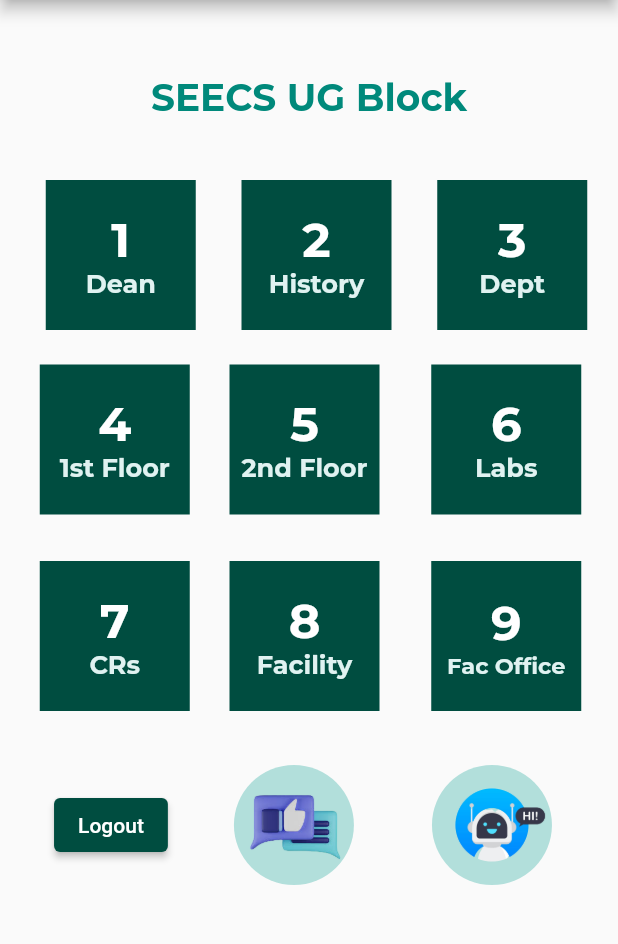
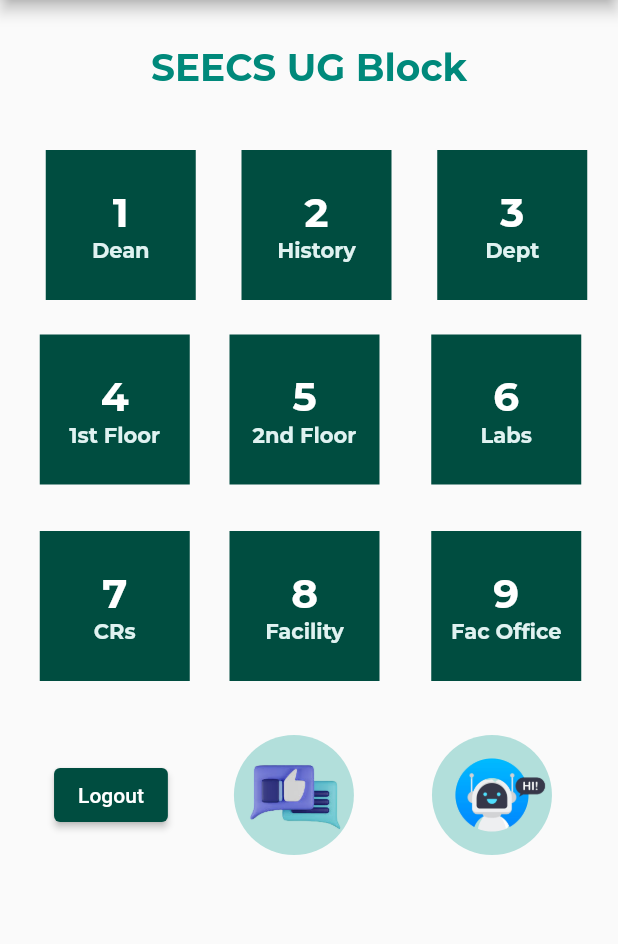
Before and after one commit to maryam-fatima/campus-mirador, a Flutter app: the ExploreMore screen opened directly, on a phone screen of 412 x 824 dp, the part 84-1028 px from its top. Run offline on Flutter 3.47's test engine with Material 2 defaults, Android fonts, the phone set to English and light mode, and no system bars; our stand-ins replace cloud_firestore, firebase_auth, firebase_core, font_awesome_flutter, google_fonts, google_sign_in and 2 more; missing offline and left inert: chat_gpt_sdk; accounts and stored records are empty.

Commit message:
the three new screens

```diff
--- a/lib/screens/exploreMore.dart
+++ b/lib/screens/exploreMore.dart
@@ -36,7 +36,7 @@ class _ExploreMoreState extends State<ExploreMore> {
                 child: Column(
                   children: [
                     SizedBox(
-                      height: 50,
+                      height: 30,
                     ),
                     Text(
                       'SEECS UG Block',
@@ -70,7 +70,7 @@ class _ExploreMoreState extends State<ExploreMore> {
                                   style: GoogleFonts.montserrat(
                                       textStyle: TextStyle(
                                           fontWeight: FontWeight.w700,
-                                          fontSize: 32,
+                                          fontSize: 27,
                                           color: Colors.white)),
                                 ),
                                 Text(
@@ -78,7 +78,7 @@ class _ExploreMoreState extends State<ExploreMore> {
                                   style: GoogleFonts.montserrat(
                                       textStyle: TextStyle(
                                           fontWeight: FontWeight.w700,
-                                          fontSize: 17,
+                                          fontSize: 14,
                                           color: Colors.teal.shade50)),
                                 )
                               ],
@@ -103,7 +103,7 @@ class _ExploreMoreState extends State<ExploreMore> {
                                   style: GoogleFonts.montserrat(
                                       textStyle: TextStyle(
                                           fontWeight: FontWeight.w700,
-                                          fontSize: 32,
+                                          fontSize: 27,
                                           color: Colors.white)),
                                 ),
                                 Text(
@@ -111,7 +111,7 @@ class _ExploreMoreState extends State<ExploreMore> {
                                   style: GoogleFonts.montserrat(
                                       textStyle: TextStyle(
                                           fontWeight: FontWeight.w700,
-                                          fontSize: 17,
+                                          fontSize: 14,
                                           color: Colors.teal.shade50)),
                                 )
                               ],
@@ -136,7 +136,7 @@ class _ExploreMoreState extends State<ExploreMore> {
                                   style: GoogleFonts.montserrat(
                                       textStyle: TextStyle(
                                           fontWeight: FontWeight.w700,
-                                          fontSize: 32,
+                                          fontSize: 27,
                                           color: Colors.white)),
                                 ),
                                 Text(
@@ -144,7 +144,7 @@ class _ExploreMoreState extends State<ExploreMore> {
                                   style: GoogleFonts.montserrat(
                                       textStyle: TextStyle(
                                           fontWeight: FontWeight.w700,
-                                          fontSize: 17,
+                                          fontSize: 14,
                                           color: Colors.teal.shade50)),
                                 )
                               ],
@@ -177,7 +177,7 @@ class _ExploreMoreState extends State<ExploreMore> {
                                   style: GoogleFonts.montserrat(
                                       textStyle: TextStyle(
                                           fontWeight: FontWeight.w700,
-                                          fontSize: 32,
+                                          fontSize: 27,
                                           color: Colors.white)),
                                 ),
                                 Text(
@@ -185,7 +185,7 @@ class _ExploreMoreState extends State<ExploreMore> {
                                   style: GoogleFonts.montserrat(
                                       textStyle: TextStyle(
                                           fontWeight: FontWeight.w700,
-                                          fontSize: 17,
+                                          fontSize: 14,
                                           color: Colors.teal.shade50)),
                                 )
                               ],
@@ -210,7 +210,7 @@ class _ExploreMoreState extends State<ExploreMore> {
                                   style: GoogleFonts.montserrat(
                                       textStyle: TextStyle(
                                           fontWeight: FontWeight.w700,
-                                          fontSize: 32,
+                                          fontSize: 27,
                                           color: Colors.white)),
                                 ),
                                 Text(
@@ -218,7 +218,7 @@ class _ExploreMoreState extends State<ExploreMore> {
                                   style: GoogleFonts.montserrat(
                                       textStyle: TextStyle(
                                           fontWeight: FontWeight.w700,
-                                          fontSize: 17,
+                                          fontSize: 14,
                                           color: Colors.teal.shade50)),
                                 )
                               ],
@@ -243,7 +243,7 @@ class _ExploreMoreState extends State<ExploreMore> {
                                   style: GoogleFonts.montserrat(
                                       textStyle: TextStyle(
                                           fontWeight: FontWeight.w700,
-                                          fontSize: 32,
+                                          fontSize: 27,
                                           color: Colors.white)),
                                 ),
                                 Text(
@@ -251,7 +251,7 @@ class _ExploreMoreState extends State<ExploreMore> {
                                   style: GoogleFonts.montserrat(
                                       textStyle: TextStyle(
                                           fontWeight: FontWeight.w700,
-                                          fontSize: 17,
+                                          fontSize: 14,
                                           color: Colors.teal.shade50)),
                                 )
                               ],
@@ -284,7 +284,7 @@ class _ExploreMoreState extends State<ExploreMore> {
                                   style: GoogleFonts.montserrat(
                                       textStyle: TextStyle(
                                           fontWeight: FontWeight.w700,
-                                          fontSize: 32,
+                                          fontSize: 27,
                                           color: Colors.white)),
                                 ),
                                 Text(
@@ -292,7 +292,7 @@ class _ExploreMoreState extends State<ExploreMore> {
                                   style: GoogleFonts.montserrat(
                                       textStyle: TextStyle(
                                           fontWeight: FontWeight.w700,
-                                          fontSize: 17,
+                                          fontSize: 14,
                                           color: Colors.teal.shade50)),
                                 )
                               ],
@@ -317,7 +317,7 @@ class _ExploreMoreState extends State<ExploreMore> {
                                   style: GoogleFonts.montserrat(
                                       textStyle: TextStyle(
                                           fontWeight: FontWeight.w700,
-                                          fontSize: 32,
+                                          fontSize: 27,
                                           color: Colors.white)),
                                 ),
                                 Text(
@@ -325,7 +325,7 @@ class _ExploreMoreState extends State<ExploreMore> {
                                   style: GoogleFonts.montserrat(
                                       textStyle: TextStyle(
                                           fontWeight: FontWeight.w700,
-                                          fontSize: 17,
+                                          fontSize: 14,
                                           color: Colors.teal.shade50)),
                                 )
                               ],
@@ -350,7 +350,7 @@ class _ExploreMoreState extends State<ExploreMore> {
                                   style: GoogleFonts.montserrat(
                                       textStyle: TextStyle(
                                           fontWeight: FontWeight.w700,
-                                          fontSize: 32,
+                                          fontSize: 27,
                                           color: Colors.white)),
                                 ),
                                 Text(
@@ -358,7 +358,7 @@ class _ExploreMoreState extends State<ExploreMore> {
                                   style: GoogleFonts.montserrat(
                                       textStyle: TextStyle(
                                           fontWeight: FontWeight.w700,
-                                          fontSize: 15,
+                                          fontSize: 14,
                                           color: Colors.teal.shade50)),
                                 )
                               ],
```
Also changed, not shown: lib/screens/feedback.dart (+16 -16 lines), lib/screens/viewStats.dart (+7 -7 lines).
